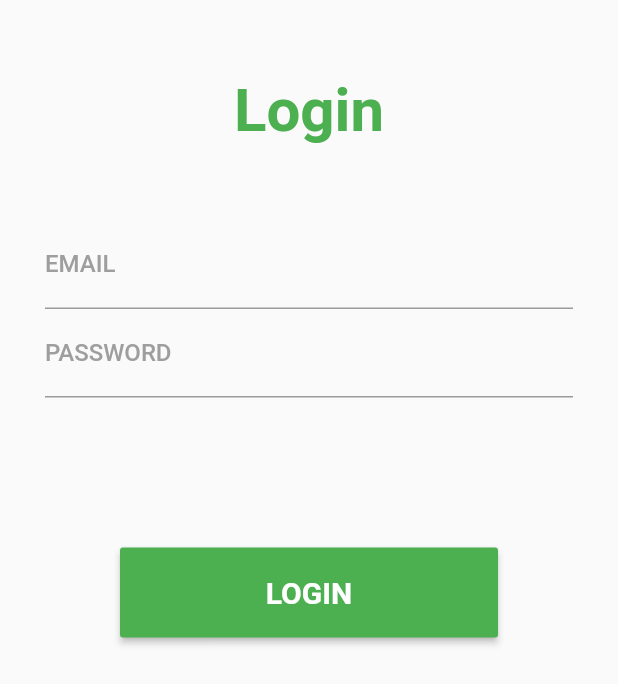
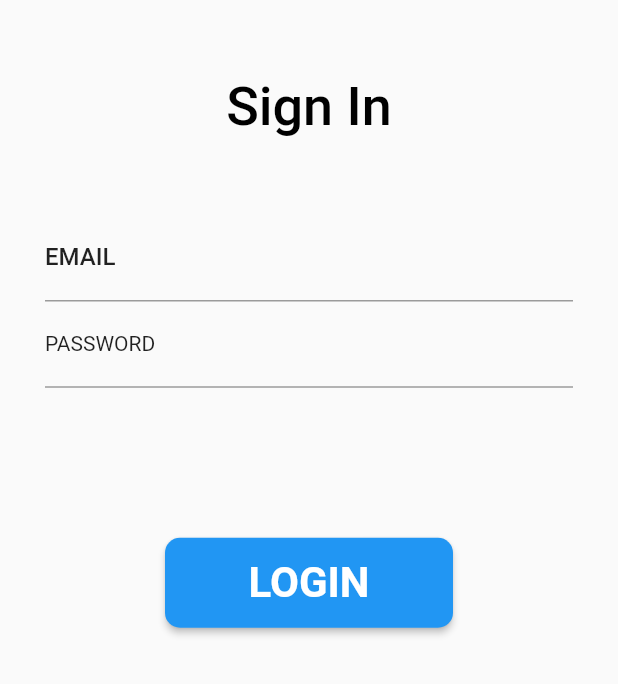
Before and after one commit to AravindanSwaminathan/Flutter-playground, a Flutter app: the screen it shows after launch, on a phone screen of 412 x 824 dp. Shown: the top 684 px of the screen. Run offline on Flutter 3.47's test engine with Material 2 defaults, Android fonts, the phone set to English and light mode, and no system bars; our stand-ins replace form_field_validator; Roboto replaces fonts that are missing (Georgia, Hind).

Commit message:
Update code

```diff
--- /dev/null
+++ b/analysis_options.yaml
@@ -0,0 +1,3 @@
+linter:
+  rules:
+    - file_names
--- a/lib/main.dart
+++ b/lib/main.dart
@@ -1,6 +1,5 @@
 import 'package:flutter/cupertino.dart';
 import 'package:flutter/material.dart';
-import 'package:flutterplayground/errorpage.dart';
 import 'package:form_field_validator/form_field_validator.dart';
 import 'welcome_page.dart';
 
@@ -10,6 +9,17 @@ class MyApp extends StatelessWidget {
   @override
   Widget build(BuildContext context) {
     return MaterialApp(
+      theme: ThemeData(
+        buttonColor: Colors.blue,
+        fontFamily: 'Georgia',
+        textTheme: TextTheme(
+          headline1: TextStyle(fontSize: 72.0, fontWeight: FontWeight.bold),
+          headline5: TextStyle(fontSize: 28.0,color: Colors.white, fontWeight: FontWeight.bold),
+          headline6: TextStyle(fontSize: 36.0, color: Colors.black),
+          bodyText2: TextStyle(fontSize: 14.0, fontFamily: 'Hind'),
+          bodyText1: TextStyle(fontSize: 16.0, fontFamily: 'Hind'),
+        ),
+      ),
       debugShowCheckedModeBanner: false,
       initialRoute: '/',
       routes: {
@@ -47,12 +57,8 @@ class _MyHomePageState extends State<MyHomePage> {
                 padding: EdgeInsets.only(top: 50.0),
                 child: Center(
                   child: Text(
-                    'Login',
-                    style: TextStyle(
-                      fontSize: 40.0,
-                      fontWeight: FontWeight.bold,
-                      color: Colors.green,
-                    ),
+                    'Sign In',
+                    style: Theme.of(context).textTheme.headline6,
                   ),
                 ),
               ),
@@ -63,10 +69,10 @@ class _MyHomePageState extends State<MyHomePage> {
                   child: Column(
                     mainAxisAlignment: MainAxisAlignment.center,
                     children: [
-                      _emailcolumn(),
-                      _passwordcolumn(),
+                      build_EmailColumn(),
+                      build_PasswordColumn(),
                       SizedBox(height: 100.0),
-                      _loginbutton(),
+                      build_LoginButton(),
                     ],
                   ),
                 ),
@@ -79,32 +85,21 @@ class _MyHomePageState extends State<MyHomePage> {
   }
 
 
-  Widget _loginbutton() {
+  Widget build_LoginButton() {
     return Container(
-      padding: EdgeInsets.only(left: 50.0, right: 50.0),
+      padding: EdgeInsets.only(left: 80.0, right: 80.0),
       height: 60.0,
       child: RaisedButton(
-        color: Colors.green,
+        shape: RoundedRectangleBorder(borderRadius: BorderRadius.circular(10)),
         onPressed: () {
           if (formKey.currentState.validate()) {
-            Navigator.push(
-              context,
-              MaterialPageRoute(
-                builder: (context) {
-                  return welcome_page();
-                },
-              ),
-            );
+            Navigator.pushNamed(context, '/first');
           }
         },
         child: Center(
           child: Text(
             'LOGIN',
-            style: TextStyle(
-              color: Colors.white,
-              fontWeight: FontWeight.bold,
-              fontSize: 20.0,
-            ),
+            style: Theme.of(context).textTheme.headline5,
           ),
         ),
       ),
@@ -112,15 +107,12 @@ class _MyHomePageState extends State<MyHomePage> {
   }
 
 
-  Widget _emailcolumn(){
+  Widget build_EmailColumn(){
     return Container(
       child: TextFormField(
         decoration: InputDecoration(
             labelText: 'EMAIL',
-            labelStyle: TextStyle(
-              fontWeight: FontWeight.w500,
-              color: Colors.grey,
-            )),
+            labelStyle: Theme.of(context).textTheme.bodyText1,),
         validator: (input) =>
         !input.contains('@')
             ? 'Not a valid Email'
@@ -130,15 +122,12 @@ class _MyHomePageState extends State<MyHomePage> {
     );
   }
 
-  Widget _passwordcolumn(){
+  Widget build_PasswordColumn(){
     return Container(
       child: TextFormField(
         decoration: InputDecoration(
             labelText: 'PASSWORD',
-            labelStyle: TextStyle(
-              fontWeight: FontWeight.w500,
-              color: Colors.grey,
-            )),
+            labelStyle: Theme.of(context).textTheme.bodyText2,),
         obscureText: true,
         validator: passwordValidator,
         onSaved: (input) => _password,
--- a/pubspec.yaml
+++ b/pubspec.yaml
@@ -24,6 +24,7 @@ dependencies:
   flutter:
     sdk: flutter
   form_field_validator: ^1.0.1
+  linter: ^0.1.119
 
   # The following adds the Cupertino Icons font to your application.
   # Use with the CupertinoIcons class for iOS style icons.
```
Also changed, not shown: lib/error_page.dart (renamed from lib/errorpage.dart, +6 -15 lines), lib/welcome_page.dart (+7 -16 lines), pubspec.lock.
